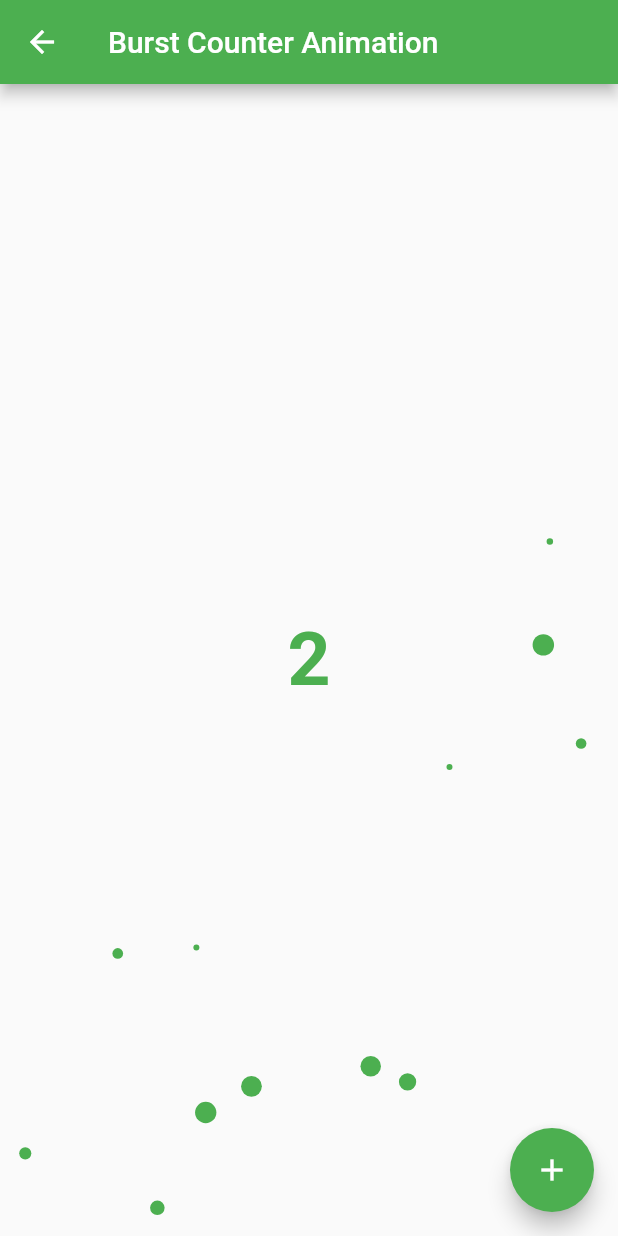
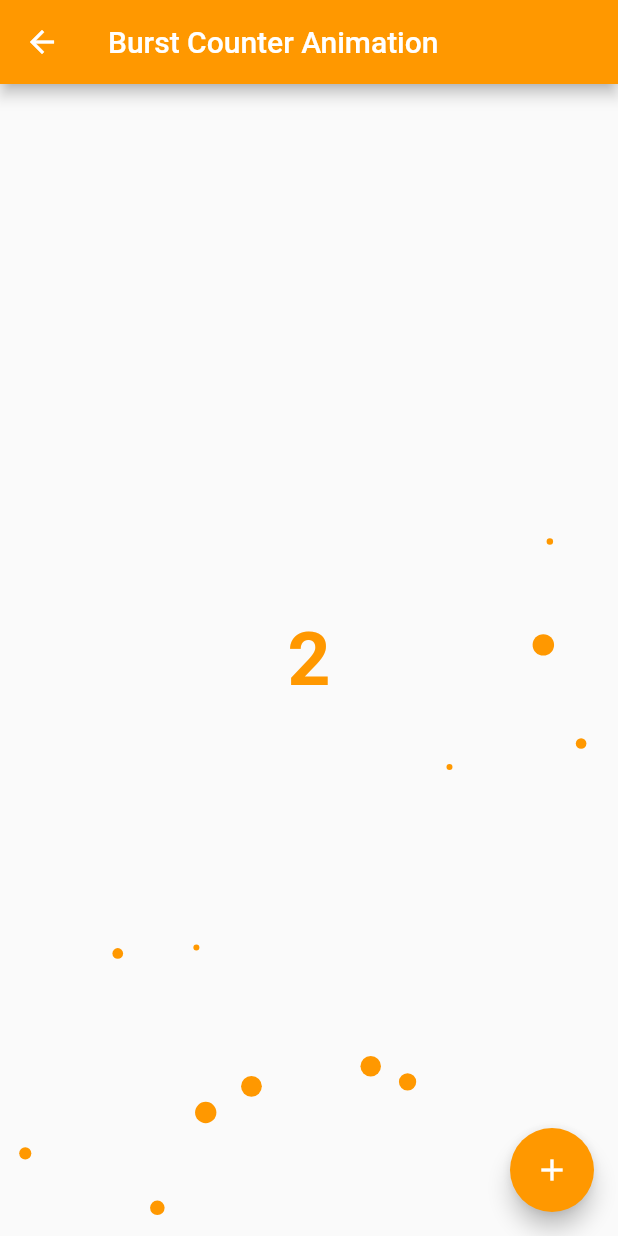
Before and after one commit to junedr375/flutter_Animations, a Flutter app: the BurstAnim screen opened directly, after a tap on the "add" icon, on a phone screen of 412 x 824 dp. Run offline on Flutter 3.47's test engine with Material 2 defaults, Android fonts, the phone set to English and light mode, and no system bars; our stand-ins replace google_maps_flutter.

```diff
--- a/lib/BurstAnimation/burstAnim.dart
+++ b/lib/BurstAnimation/burstAnim.dart
@@ -11,18 +11,13 @@ class BurstAnim extends StatefulWidget {
 
 class _BurstAnimState extends State<BurstAnim> {
   final List<Color> colors = [
-    Color(0xffffc100),
-    Color(0xffff9a00),
-    Color(0xffff3b00),
-    Color(0xffff5c00),
-    Color(0xffff1a00),
-    Color(0xdddd2d00),
-    Color(0xcccc3b00),
-    Color(0xbbbb4a00),
+    Colors.black12,
+    Colors.greenAccent,
     Colors.blue,
     Colors.black,
     Colors.pink,
     Colors.orange,
+    Colors.yellow,
     Colors.green,
     Colors.purple,
     Colors.greenAccent,
```
